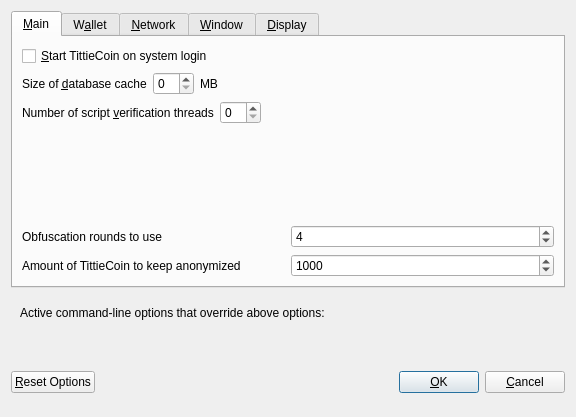
First picture: the form in src/qt/forms/optionsdialog.ui, repository Limitless-VIP/Limitless, before the edit.
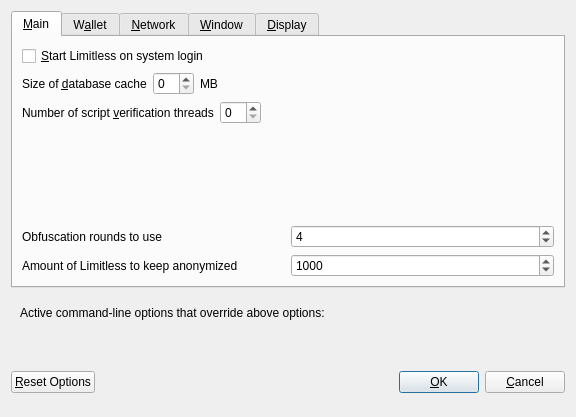
Second picture: the form after the edit. Custom widgets are drawn as their Qt base class.

Diff of the .ui file:
```diff
--- a/src/qt/forms/optionsdialog.ui
+++ b/src/qt/forms/optionsdialog.ui
@@ -33,7 +33,7 @@
           <string>Automatically start TittieCoin after logging in to the system.</string>
          </property>
          <property name="text">
-          <string>&amp;Start TittieCoin on system login</string>
+          <string>&amp;Start Limitless on system login</string>
          </property>
         </widget>
        </item>
@@ -177,7 +177,7 @@
             <string notr="true"/>
            </property>
            <property name="text">
-            <string>Amount of TittieCoin to keep anonymized</string>
+            <string>Amount of Limitless to keep anonymized</string>
            </property>
           </widget>
          </item>
```
Left out of the diff: 12 changed lines with no effect on the pictures.
